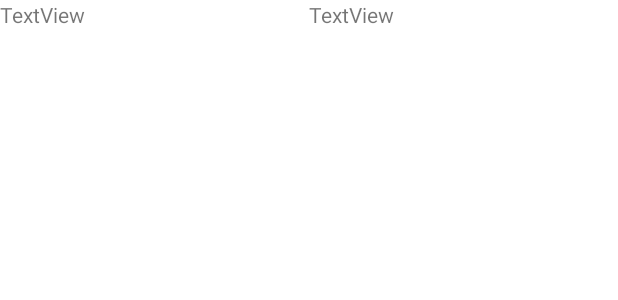
After one commit to heiwa-local/WildBerries_helper_for_sellers, an Android app: the layout user_recyclerview_item.xml on its own in the app's theme, with its tools: preview values and no code run, on a phone screen of 412 x 824 dp. The commit adds this screen. Shown: the top 300 px of the screen. Run offline under Robolectric (Android 15) with nearby library versions, the phone set to English and light mode, and no system bars.

Commit message:
save save save

```diff
--- a/app/src/main/AndroidManifest.xml
+++ b/app/src/main/AndroidManifest.xml
@@ -14,6 +14,9 @@
         android:supportsRtl="true"
         android:theme="@style/Theme.MaterialComponents.Light.DarkActionBar">
         <activity
+            android:name=".Presentation.View.AdminUserListActivity"
+            android:exported="true" />
+        <activity
             android:name=".Presentation.View.RegisterActivity"
             android:exported="true" />
         <activity
@@ -27,7 +30,7 @@
         </activity>
         <activity
             android:name=".Presentation.View.MainActivity"
-            android:label="WildBerries Statistics"></activity>
+            android:label="WildBerries Statistics" />
         <activity android:name=".Presentation.View.NewStatisticActivity" />
         <activity android:name=".Presentation.View.OpenStatistic" />
     </application>
--- a/app/src/main/java/com/example/WildBeries4/Domain/Model/UsersDTO.java
+++ b/app/src/main/java/com/example/WildBeries4/Domain/Model/UsersDTO.java
@@ -84,5 +84,8 @@ public class UsersDTO {
         this.email = email;
         this.password = password;
     }
+    public String getUsers(){
+        return this.email;
+    }
 
 }
--- /dev/null
+++ b/app/src/main/java/com/example/WildBeries4/Presentation/Repository/Logic/BrainLogic.java
@@ -0,0 +1,5 @@
+package com.example.WildBeries4.Presentation.Repository.Logic;
+
+public class BrainLogic {
+
+}
--- a/app/src/main/java/com/example/WildBeries4/Presentation/View/MainActivity.java
+++ b/app/src/main/java/com/example/WildBeries4/Presentation/View/MainActivity.java
@@ -58,7 +58,6 @@ public class MainActivity extends AppCompatActivity {
         super.onCreate(savedInstanceState);
         setContentView(R.layout.activity_main);
 
-        btnConverter = findViewById(R.id.btnConverter);
 
         RecyclerView recyclerView = findViewById(R.id.recyclerview);
         final StatisticListAdapter adapter = new StatisticListAdapter(new StatisticListAdapter.StatisticDiff());
--- a/app/src/main/java/com/example/WildBeries4/Presentation/View/StatisticViewHolder.java
+++ b/app/src/main/java/com/example/WildBeries4/Presentation/View/StatisticViewHolder.java
@@ -4,7 +4,6 @@ import android.app.Application;
 import android.view.LayoutInflater;
 import android.view.View;
 import android.view.ViewGroup;
-import android.widget.Button;
 import android.widget.TextView;
 
 import androidx.annotation.NonNull;
--- a/app/src/main/java/com/example/WildBeries4/Presentation/ViewModel/StatisticViewModel.java
+++ b/app/src/main/java/com/example/WildBeries4/Presentation/ViewModel/StatisticViewModel.java
@@ -6,6 +6,7 @@ import androidx.lifecycle.AndroidViewModel;
 import androidx.lifecycle.LiveData;
 
 import com.example.WildBeries4.Domain.Model.Statistic;
+import com.example.WildBeries4.Domain.Model.UsersDTO;
 import com.example.WildBeries4.Presentation.Repository.Room.StatisticRepository;
 import com.example.WildBeries4.Presentation.View.NewStatisticActivity;
 
@@ -24,6 +25,8 @@ public class StatisticViewModel extends AndroidViewModel {
     }
     public LiveData<List<Statistic>> getAllStatistic(){return AllStatistic;}
 
+    public LiveData<List<UsersDTO>> getAllUsers(){return mRepository.getAllUsers();}
+
     public void insert(Statistic name){mRepository.insert(name);}
     public void deleteByName(String name, long id){
         mRepository.deleteByName(name, id);
--- /dev/null
+++ b/app/src/main/res/layout/user_recyclerview_item.xml
@@ -0,0 +1,40 @@
+<?xml version="1.0" encoding="utf-8"?>
+<LinearLayout xmlns:android="http://schemas.android.com/apk/res/android"
+    xmlns:app="http://schemas.android.com/apk/res-auto"
+    xmlns:tools="http://schemas.android.com/tools"
+    android:layout_width="match_parent"
+    android:layout_height="wrap_content"
+    android:background="#00FFFFFF"
+    android:orientation="vertical">
+
+    <LinearLayout
+        android:layout_width="match_parent"
+        android:layout_height="match_parent"
+        android:background="#00FFFFFF"
+        android:orientation="vertical"
+        app:layout_constraintEnd_toEndOf="parent"
+        app:layout_constraintStart_toStartOf="parent">
+
+        <LinearLayout
+            android:layout_width="match_parent"
+            android:layout_height="wrap_content"
+            android:orientation="horizontal">
+
+            <TextView
+                android:id="@+id/tvAdminUserRole"
+                android:layout_width="wrap_content"
+                android:layout_height="wrap_content"
+                android:layout_weight="1"
+                android:text="TextView" />
+
+            <TextView
+                android:id="@+id/tvAdminUserEmail"
+                android:layout_width="wrap_content"
+                android:layout_height="wrap_content"
+                android:layout_weight="1"
+                android:text="TextView" />
+        </LinearLayout>
+
+    </LinearLayout>
+
+</LinearLayout>
```
Also changed, not shown: app/src/main/java/com/example/WildBeries4/Presentation/View/Adapters/StatisticListAdapter.java (+0 -8 lines), app/src/main/java/com/example/WildBeries4/Presentation/View/Adapters/UserListAdapter.java (added, +59 -0 lines), app/src/main/java/com/example/WildBeries4/Presentation/View/AdminUserListActivity.java (added, +35 -0 lines), app/src/main/java/com/example/WildBeries4/Presentation/View/AuthActivity.java (+22 -5 lines), app/src/main/java/com/example/WildBeries4/Presentation/View/UserViewHolder.java (added, +37 -0 lines), app/src/main/res/layout/activity_admin_user_list.xml (added, +21 -0 lines), app/src/main/res/layout/activity_main.xml (+0 -7 lines).
